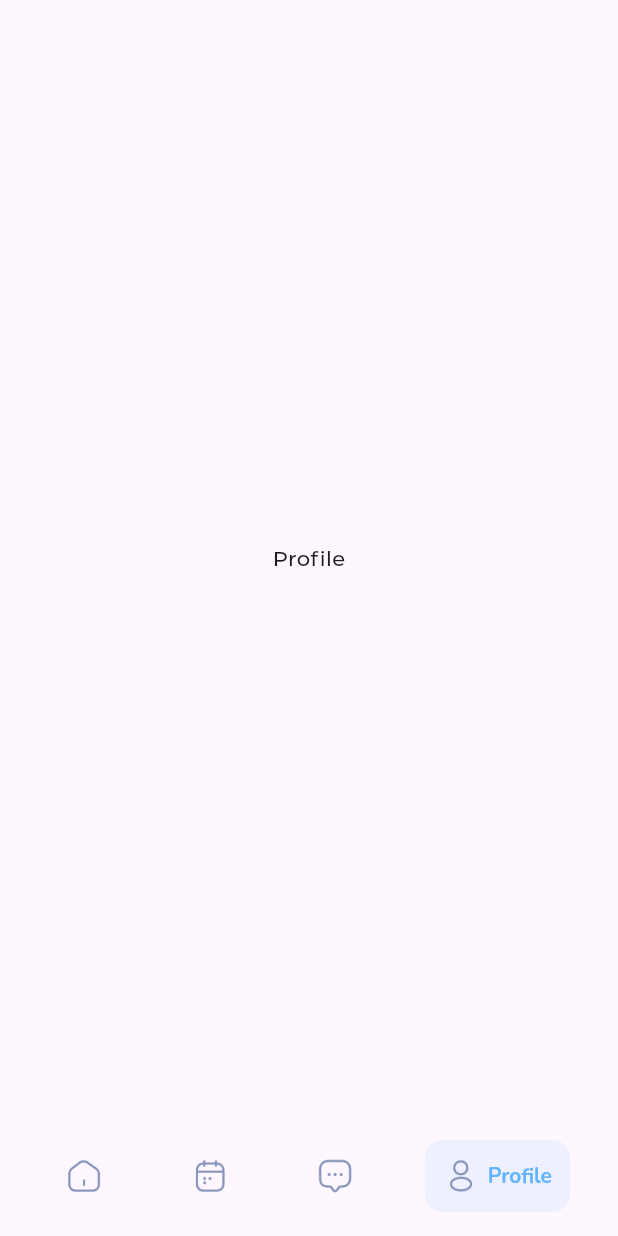
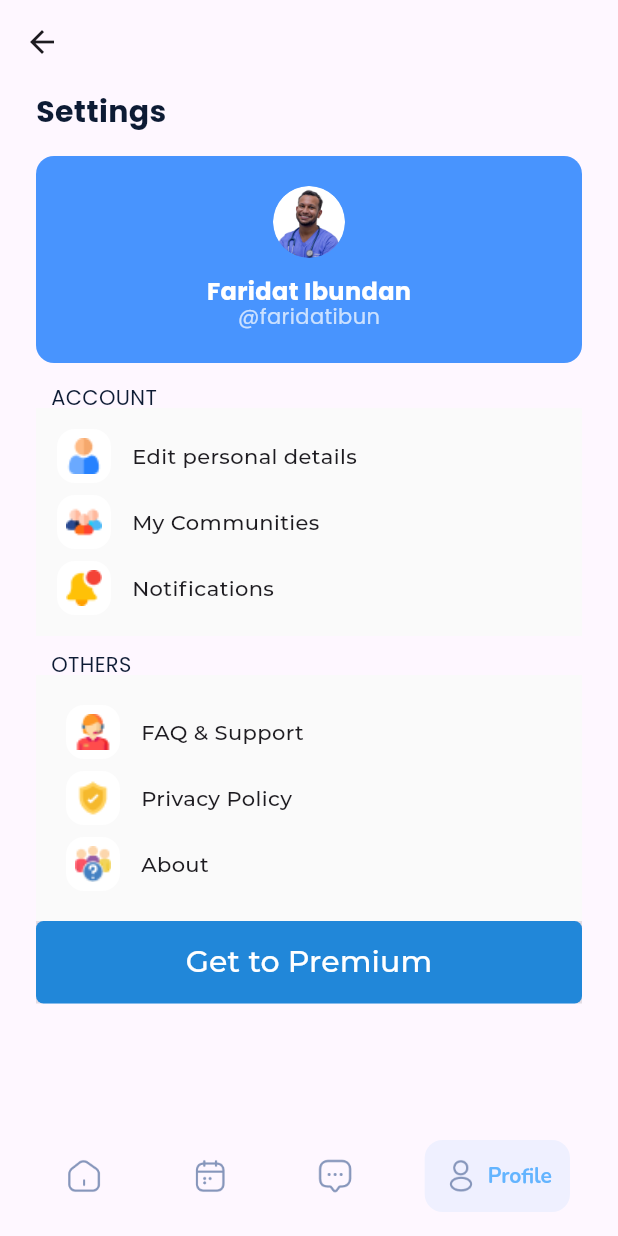
Before and after one commit to agyinjohn/doctor, a Flutter app: the DashboardPage screen opened by its route, item 4 of the bottom bar chosen, on a phone screen of 412 x 824 dp. Run offline on Flutter 3.47's test engine with Material 3 defaults, Android fonts, the phone set to English and light mode, and no system bars; drawn by our look-alikes of salomon_bottom_bar; our stand-ins replace firebase_core, gap, google_fonts; accounts and stored records are empty; project files that could hold a hidden picture were left out.

Commit message:
Profile page added

```diff
--- /dev/null
+++ b/lib/screens/dashboard_fragments/profile_fragment.dart
@@ -0,0 +1,164 @@
+import 'package:doctor/widgets/custom_button.dart';
+import 'package:flutter/material.dart';
+import 'package:gap/gap.dart';
+import 'package:google_fonts/google_fonts.dart';
+
+class ProfileFragment extends StatefulWidget {
+  const ProfileFragment({super.key});
+
+  @override
+  State<ProfileFragment> createState() => _ProfileFragmentState();
+}
+
+class _ProfileFragmentState extends State<ProfileFragment> {
+  @override
+  Widget build(BuildContext context) {
+    return Scaffold(
+        appBar: AppBar(),
+        body: ListView(
+            physics: const BouncingScrollPhysics(),
+            padding: const EdgeInsets.symmetric(
+              horizontal: 24,
+              vertical: 0,
+            ),
+            children: [
+              const Gap(8),
+              Text(
+                'Settings',
+                style: GoogleFonts.poppins().copyWith(
+                  fontWeight: FontWeight.bold,
+                  fontSize: 20,
+                  color: const Color(0xff0D1B34),
+                  height: 1,
+                ),
+              ),
+              const Gap(20),
+              Container(
+                height: 138,
+                padding: const EdgeInsets.all(20),
+                decoration: BoxDecoration(
+                  borderRadius: BorderRadius.circular(12),
+                  color: const Color(0xff4894FE),
+                ),
+                child: Column(
+                  children: [
+                    ClipOval(
+                      child: Image.asset(
+                        'assets/images/imran.png',
+                        width: 48,
+                        height: 48,
+                      ),
+                    ),
+                    const Gap(14),
+                    Column(
+                      crossAxisAlignment: CrossAxisAlignment.center,
+                      children: [
+                        Text(
+                          'Faridat Ibundan',
+                          style: GoogleFonts.poppins().copyWith(
+                            fontWeight: FontWeight.bold,
+                            fontSize: 16,
+                            color: const Color(0xffFFFFFF),
+                            height: 1,
+                          ),
+                        ),
+                        const Gap(2),
+                        Text(
+                          '@faridatibun',
+                          style: GoogleFonts.poppins().copyWith(
+                            fontWeight: FontWeight.normal,
+                            fontSize: 14,
+                            color: const Color(0xffCBE1FF),
+                            height: 1,
+                          ),
+                        ),
+                      ],
+                    ),
+                  ],
+                ),
+              ),
+              const Gap(16),
+              Padding(
+                padding: const EdgeInsets.only(left: 10.0),
+                child: Text(
+                  'ACCOUNT',
+                  style: GoogleFonts.poppins().copyWith(
+                    fontWeight: FontWeight.normal,
+                    fontSize: 14,
+                    color: const Color(0xff0D1B34),
+                    height: 1,
+                  ),
+                ),
+              ),
+              Container(
+                // height: 138,
+                padding: const EdgeInsets.all(14),
+                decoration: const BoxDecoration(
+                  // borderRadius: BorderRadius.circular(12),
+                  color: Color(0xffFAFAFA),
+                ),
+                child: Column(children: [
+                  buildCard('assets/images/edit_personal_details.png',
+                      'Edit personal details'),
+                  const Gap(8),
+                  buildCard(
+                      'assets/images/my_communities.png', 'My Communities'),
+                  const Gap(8),
+                  buildCard('assets/images/notifications.png', 'Notifications'),
+                ]),
+              ),
+              const Gap(12),
+              Padding(
+                padding: const EdgeInsets.only(left: 10.0),
+                child: Text(
+                  'OTHERS',
+                  style: GoogleFonts.poppins().copyWith(
+                    fontWeight: FontWeight.normal,
+                    fontSize: 14,
+                    color: const Color(0xff0D1B34),
+                    height: 1,
+                  ),
+                ),
+              ),
+              Container(
+                // height: 138,
+                padding: const EdgeInsets.all(20),
+                decoration: const BoxDecoration(
+                  // borderRadius: BorderRadius.circular(12),
+                  color: Color(0xffFAFAFA),
+                ),
+                child: Column(children: [
+                  buildCard('assets/images/faq.png', 'FAQ & Support'),
+                  const Gap(8),
+                  buildCard(
+                      'assets/images/privacy_policy.png', 'Privacy Policy'),
+                  const Gap(8),
+                  buildCard('assets/images/about.png', 'About'),
+                ]),
+              ),
+              const CustomButton(text: 'Get to Premium'),
+            ]));
+  }
+
+  Widget buildCard(String imageURL, String title) {
+    return Row(
+      mainAxisAlignment: MainAxisAlignment.start,
+      children: [
+        Container(
+          height: 36,
+          width: 36,
+          decoration: BoxDecoration(
+            borderRadius: BorderRadius.circular(12),
+            color: Colors.white,
+          ),
+          child: Padding(
+            padding: const EdgeInsets.all(6.0),
+            child: Image.asset(imageURL, fit: BoxFit.contain),
+          ),
+        ),
+        const Gap(14),
+        Text(title),
+      ],
+    );
+  }
+}
--- a/lib/screens/dashboard_fragments/schedule_fragment.dart
+++ b/lib/screens/dashboard_fragments/schedule_fragment.dart
@@ -209,33 +209,34 @@ class _ScheduleFragmentState extends State<ScheduleFragment> {
       'Upcoming Schedule',
       'Completed Schedule',
     ];
-    return SizedBox(
+
+    return Container(
       height: 50,
       child: PageView.builder(
         controller: PageController(
           initialPage: 1,
-          viewportFraction: 0.6,
+          viewportFraction: 0.5, // Adjust the viewportFraction for closer items
         ),
         onPageChanged: (currentIndex) {
-          statusActive = list[currentIndex];
-          setState(() {});
+          setState(() {
+            statusActive = list[currentIndex];
+          });
         },
         itemCount: list.length,
         scrollDirection: Axis.horizontal,
         physics: const BouncingScrollPhysics(),
         itemBuilder: (context, index) {
           bool isActive = statusActive == list[index];
-          return UnconstrainedBox(
+          return Padding(
+            padding:
+                const EdgeInsets.symmetric(horizontal: 4), // Adjusted padding
             child: Container(
               decoration: BoxDecoration(
                 color:
                     isActive ? const Color(0xff63B4FF).withOpacity(0.1) : null,
                 borderRadius: BorderRadius.circular(100),
               ),
-              padding: const EdgeInsets.symmetric(
-                horizontal: 32,
-                vertical: 16,
-              ),
+              padding: const EdgeInsets.symmetric(horizontal: 24, vertical: 16),
               alignment: Alignment.center,
               child: Text(
                 list[index],
--- a/lib/screens/dashboard_page.dart
+++ b/lib/screens/dashboard_page.dart
@@ -4,6 +4,7 @@ import 'package:salomon_bottom_bar/salomon_bottom_bar.dart';
 
 import 'dashboard_fragments/home_fragment.dart';
 import 'dashboard_fragments/schedule_fragment.dart';
+import 'dashboard_fragments/profile_fragment.dart';
 
 class DashboardPage extends StatefulWidget {
   const DashboardPage({super.key});
@@ -38,7 +39,7 @@ class _DashboardPageState extends State<DashboardPage> {
       'icon': 'assets/images/ic_profile.png',
       'icon_active': 'assets/images/ic_profile.png',
       'label': 'Profile',
-      'fragment': const Center(child: Text('Profile')),
+      'fragment': const ProfileFragment(),
     },
   ];
 
--- a/lib/screens/sign_up.dart
+++ b/lib/screens/sign_up.dart
@@ -18,12 +18,13 @@ class _SignUpScreenState extends State<SignUpScreen> {
     return Scaffold(
       resizeToAvoidBottomInset: false,
       body: SafeArea(
+          child: SingleChildScrollView(
         child: Column(
           mainAxisAlignment: MainAxisAlignment.center,
           crossAxisAlignment: CrossAxisAlignment.start,
           children: [
             const SizedBox(
-            height: 30,
+              height: 20,
             ),
             const Center(
               child: Text(
@@ -36,7 +37,7 @@ class _SignUpScreenState extends State<SignUpScreen> {
               ),
             ),
             const SizedBox(
-            height: 40,
+              height: 25,
             ),
             const Padding(
               padding: EdgeInsets.symmetric(horizontal: 20),
@@ -46,7 +47,7 @@ class _SignUpScreenState extends State<SignUpScreen> {
               ),
             ),
             const SizedBox(
-            height: 20,
+              height: 5,
             ),
             Padding(
               padding: const EdgeInsets.symmetric(horizontal: 20, vertical: 10),
@@ -112,7 +113,7 @@ class _SignUpScreenState extends State<SignUpScreen> {
               ],
             ),
             const SizedBox(
-            height: 50,
+              height: 20,
             ),
             GestureDetector(
               onTap: () => Navigator.pushNamed(context, LoginScreen.routeName),
@@ -124,7 +125,8 @@ class _SignUpScreenState extends State<SignUpScreen> {
                         TextSpan(
                             text: "  Login ",
                             style: TextStyle(
-                              color: Colors.blue, fontWeight: FontWeight.bold))
+                                color: Colors.blue,
+                                fontWeight: FontWeight.bold))
                       ],
                       text: "Already have an account?",
                       style: TextStyle(color: Colors.black)),
@@ -132,6 +134,7 @@ class _SignUpScreenState extends State<SignUpScreen> {
               ),
             )
           ],
+        ),
       )),
     );
   }
```
Also changed, not shown: assets/images/about.png (added), assets/images/edit_personal_details.png (added), assets/images/faq.png (added), assets/images/my_communities.png (added), assets/images/notifications.png (added), assets/images/privacy_policy.png (added). Lines whose indentation alone changed are shown as unchanged.
